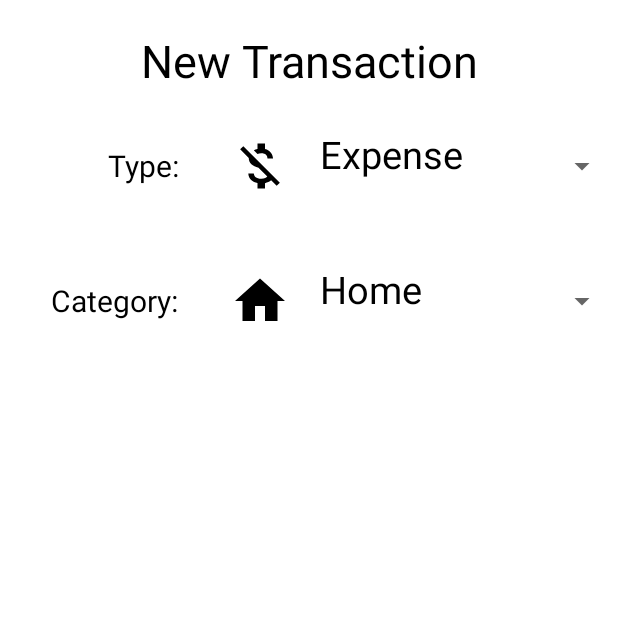
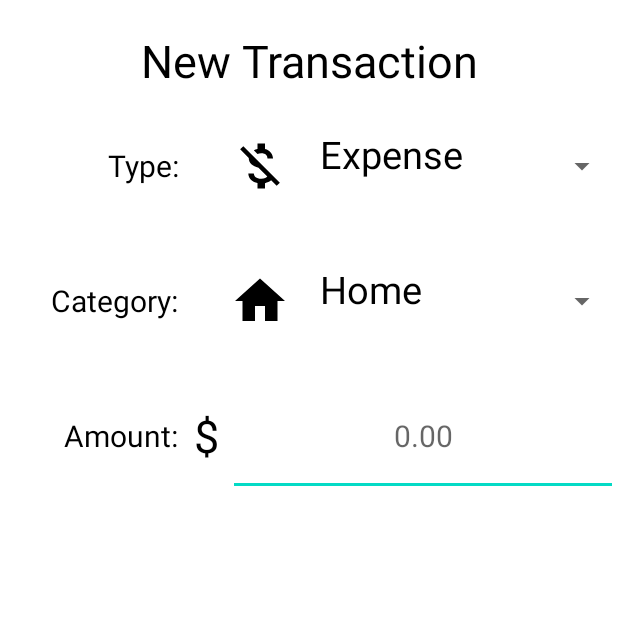
Before and after one commit to DeathlessKraken/expense-tracker, an Android app: the NewMoneyEventActivity screen opened directly, with no data from a screen before it, on a phone screen of 412 x 824 dp, the top half of it. Run offline under Robolectric (Android 15) with nearby library versions, the phone set to English and light mode, and no system bars.

Commit message:
Added amount entry and corrected list bug

```diff
--- a/app/src/main/java/com/example/expensetracker/Category.java
+++ b/app/src/main/java/com/example/expensetracker/Category.java
@@ -34,6 +34,11 @@ public class Category
 
     public static ArrayList<Category> getCategoryList() {
         return categoryList;
+    }
+
+    public static void clearCategoryList()
+    {
+        categoryList.clear();
     }
 
     public static void initCategoryList()
--- a/app/src/main/java/com/example/expensetracker/NewMoneyEventActivity.java
+++ b/app/src/main/java/com/example/expensetracker/NewMoneyEventActivity.java
@@ -3,6 +3,10 @@ package com.example.expensetracker;
 import androidx.appcompat.app.AppCompatActivity;
 
 import android.os.Bundle;
+import android.text.Editable;
+import android.text.TextWatcher;
+import android.widget.EditText;
+import android.widget.NumberPicker;
 import android.widget.Spinner;
 
 public class NewMoneyEventActivity extends AppCompatActivity {
@@ -10,21 +14,34 @@ public class NewMoneyEventActivity extends AppCompatActivity {
     private Spinner categorySpinner;
     private Spinner typeSpinner;
 
+    private EditText amountText;
+
     @Override
     protected void onCreate(Bundle savedInstanceState) {
         super.onCreate(savedInstanceState);
         setContentView(R.layout.activity_new_money_event);
+
         Category.initCategoryList();
         Type.initTypeList();
 
         categorySpinner = (Spinner) findViewById(R.id.categorySpinner);
         typeSpinner = (Spinner) findViewById(R.id.typeSpinner);
+        amountText = (EditText) findViewById(R.id.amountEditText);
 
         CategorySpinnerAdapter categorySpinnerAdapter = new CategorySpinnerAdapter(this, R.layout.spinner_cell, Category.getCategoryList());
         categorySpinner.setAdapter(categorySpinnerAdapter);
 
-       TypeSpinnerAdapter typeSpinnerAdapter = new TypeSpinnerAdapter(this, R.layout.spinner_cell, Type.getTypeList());
-       typeSpinner.setAdapter(typeSpinnerAdapter);
-       typeSpinner.setSelection(1);
+        //Type Spinner Default Settings
+        TypeSpinnerAdapter typeSpinnerAdapter = new TypeSpinnerAdapter(this, R.layout.spinner_cell, Type.getTypeList());
+        typeSpinner.setAdapter(typeSpinnerAdapter);
+        typeSpinner.setSelection(1);
+    }
+
+    @Override
+    protected void onStop() {
+        super.onStop();
+
+        Category.clearCategoryList();
+        Type.clearTypeList();
     }
 }
--- a/app/src/main/java/com/example/expensetracker/Type.java
+++ b/app/src/main/java/com/example/expensetracker/Type.java
@@ -34,6 +34,11 @@ public class Type
         return typeList;
     }
 
+    public static void clearTypeList()
+    {
+        typeList.clear();
+    }
+
     public static void initTypeList()
     {
         Type income = new Type("income","Income");
--- a/app/src/main/res/layout/activity_new_money_event.xml
+++ b/app/src/main/res/layout/activity_new_money_event.xml
@@ -74,6 +74,60 @@
             android:gravity="center"
             android:spinnerMode="dropdown"
             android:id="@+id/categorySpinner"/>
+    </LinearLayout>
+
+    <LinearLayout
+        android:id="@+id/amountLayout"
+        android:layout_width="match_parent"
+        android:layout_height="wrap_content"
+        android:layout_below="@id/categorySpinnerLayout"
+        android:layout_marginTop="10dp"
+        android:orientation="horizontal">
+
+        <TextView
+            android:layout_width="0dp"
+            android:layout_weight="3"
+            android:layout_height="match_parent"
+            android:layout_gravity="center_vertical"
+            android:gravity="center_vertical"
+            android:textAlignment="textEnd"
+            android:text="Amount: "
+            android:textSize="20sp"
+            android:textColor="@color/black"
+            tools:ignore="RtlCompat" />
+
+        <LinearLayout
+            android:orientation="horizontal"
+            android:layout_width="0dp"
+            android:layout_weight="7"
+            android:layout_height="80dp">
+
+            <TextView
+                android:layout_width="0dp"
+                android:layout_weight="1"
+                android:layout_height="match_parent"
+                android:layout_gravity="left"
+                android:gravity="center"
+                android:text="$"
+                android:textSize="30sp"
+                android:textColor="@color/black">
+
+            </TextView>
+
+            <EditText
+                android:id="@+id/amountEditText"
+                android:layout_width="0dp"
+                android:layout_weight="9"
+                android:layout_height="80dp"
+
+                android:inputType="number|numberDecimal|phone"
+                android:hint="0.00"
+                android:textSize="20sp"
+                android:textColor="@color/black"
+                android:textAlignment="center">
+
+            </EditText>
+        </LinearLayout>
 
     </LinearLayout>
 
```
